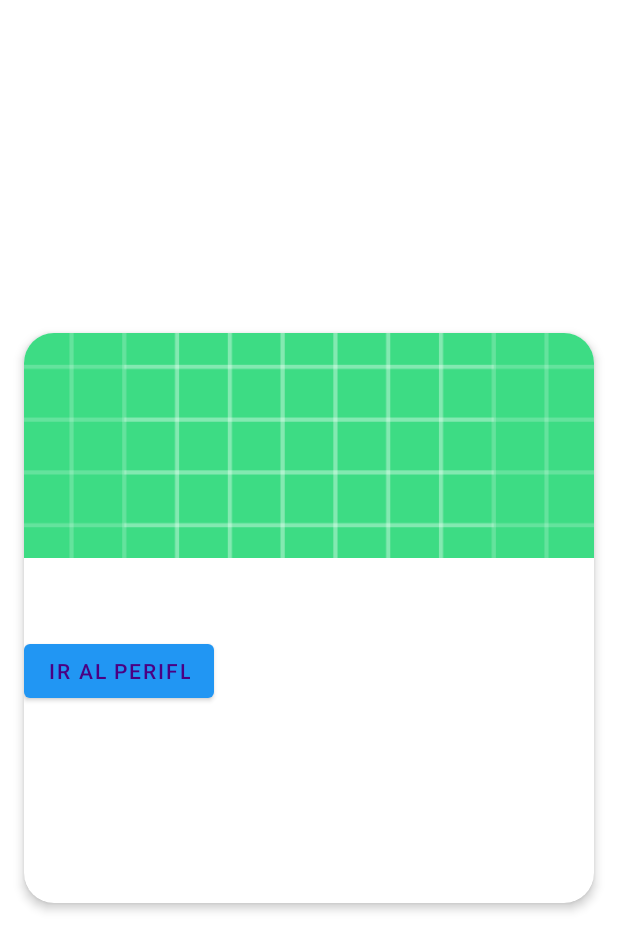
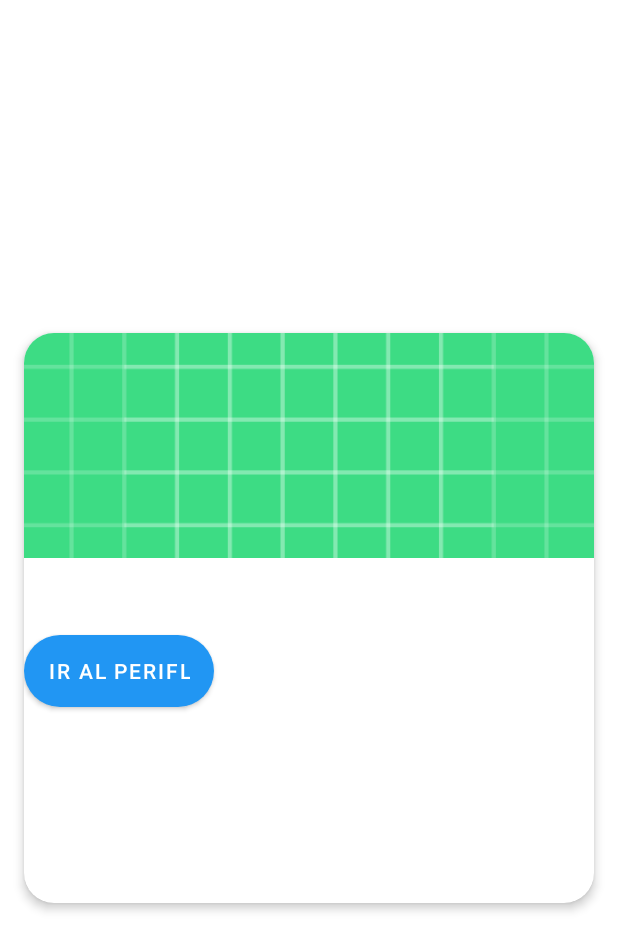
Before and after one commit to walter-barreiro/las_piedras_app, an Android app: the layout item_main_business.xml on its own in the app's theme, with its tools: preview values and no code run, on a phone screen of 412 x 824 dp. Shown: the top 951 px of the screen. Run offline under Robolectric (Android 15) with nearby library versions, the phone set to English and light mode, and no system bars.

```diff
--- a/app/src/main/java/com/example/laspiedrasapp/models/CommerceModel.java
+++ b/app/src/main/java/com/example/laspiedrasapp/models/CommerceModel.java
@@ -1,6 +1,8 @@
 package com.example.laspiedrasapp.models;
 
-public class CommerceModel {
+import java.io.Serializable;
+
+public class CommerceModel implements Serializable {
     private String name;
     private String description;
     private String banner_url;
--- a/app/src/main/res/layout/item_main_business.xml
+++ b/app/src/main/res/layout/item_main_business.xml
@@ -43,9 +43,11 @@
 
             <Button
                 android:id="@+id/btnItemBusinesGo"
+                android:layout_width="wrap_content"
+                android:layout_height="wrap_content"
+                android:background="@drawable/bt_pf"
                 android:text="Ir al perifl"
-                android:layout_width="wrap_content"
-                android:layout_height="wrap_content"/>
+                android:textColor="@color/colorWhite" />
 
         </LinearLayout>
 
```
Also changed, not shown: app/src/main/java/com/example/laspiedrasapp/activities/CommerceActivity.java (+8 -2 lines), app/src/main/java/com/example/laspiedrasapp/activities/EditCommerceActivity.java (+24 -3 lines), app/src/main/java/com/example/laspiedrasapp/fragments/ProfileFragment.java (+6 -2 lines).
